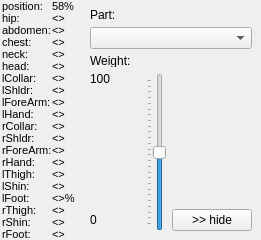
Old version of the form src/LimbsWeightForm.ui in the repository tapple/animik.
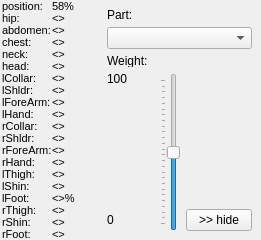
New version of the form.

Commit message: Slight progress in limbs' weights.

What changed in the file:
```diff
--- a/src/LimbsWeightForm.ui
+++ b/src/LimbsWeightForm.ui
@@ -31,6 +31,12 @@
        <verstretch>0</verstretch>
       </sizepolicy>
      </property>
+     <property name="minimumSize">
+      <size>
+       <width>92</width>
+       <height>0</height>
+      </size>
+     </property>
      <layout class="QGridLayout" name="gridLayout">
       <property name="leftMargin">
        <number>2</number>
```
Left out of the diff: 2 changed lines with no effect on the pictures. The commit also changes 14 other files.
